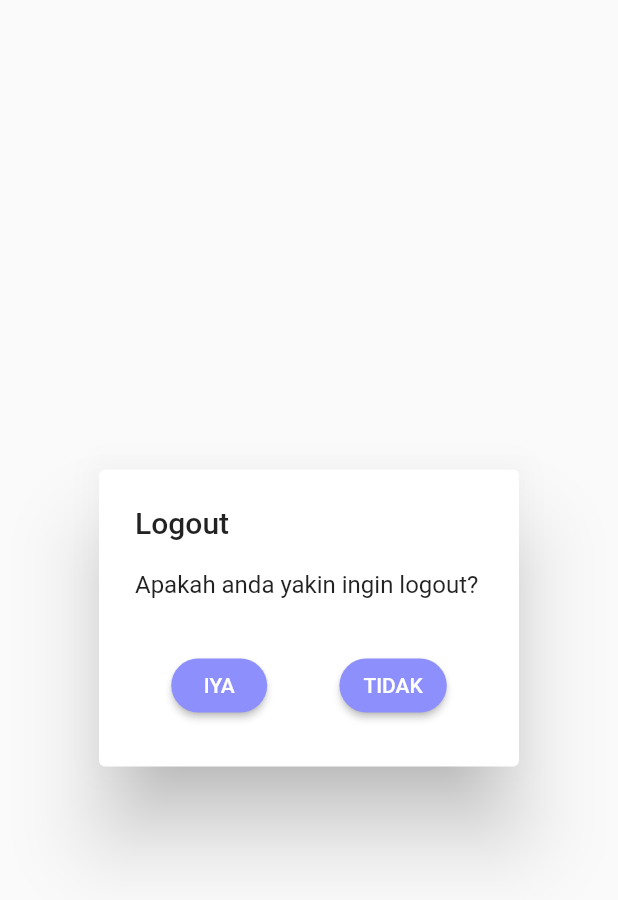
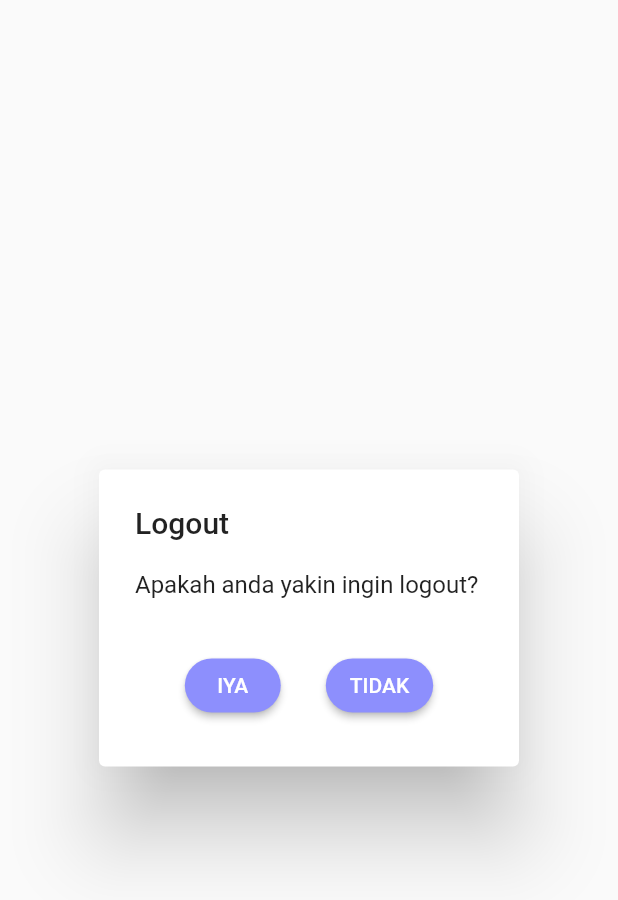
Before and after one commit to Malikibrah1m/project_NbCarwash_Mobile, a Flutter app: the Logout widget shown alone on an empty page, opened directly, on a phone screen of 412 x 824 dp. Shown: the top 900 px of the screen. Run offline on Flutter 3.47's test engine with Material 2 defaults, Android fonts, the phone set to English and light mode, and no system bars; our stand-ins replace dropdown_textfield; missing offline and left inert: splash_screen_view.

Commit message:
rubah logout

```diff
--- a/lib/page view/logout.dart
+++ b/lib/page view/logout.dart
@@ -12,7 +12,7 @@ class Logout extends StatelessWidget {
       content: Text("Apakah anda yakin ingin logout?"),
       actions: [
         Row(
-          mainAxisAlignment: MainAxisAlignment.spaceEvenly,
+          mainAxisAlignment: MainAxisAlignment.center,
           children: [
             ElevatedButton(
                 style: ElevatedButton.styleFrom(shape: StadiumBorder()),
@@ -21,6 +21,7 @@ class Logout extends StatelessWidget {
                       MaterialPageRoute(builder: (context) => Login()));
                 },
                 child: Text("IYA")),
+            SizedBox(width: 30),
             ElevatedButton(
                 style: ElevatedButton.styleFrom(shape: StadiumBorder()),
                 onPressed: () => Navigator.pop(context, 'Cancel'),
```
